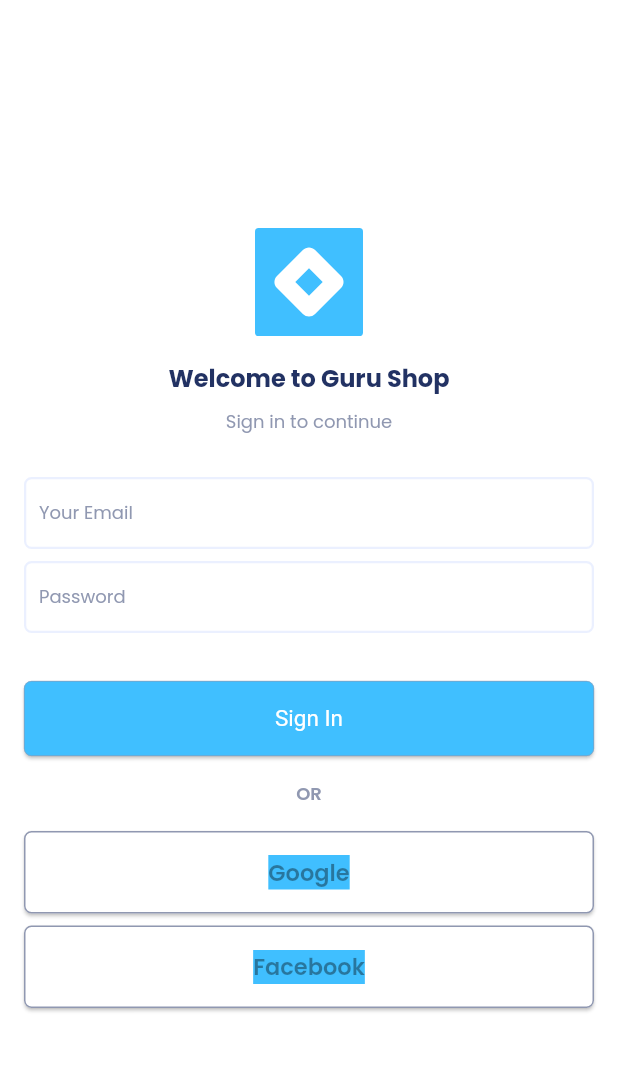
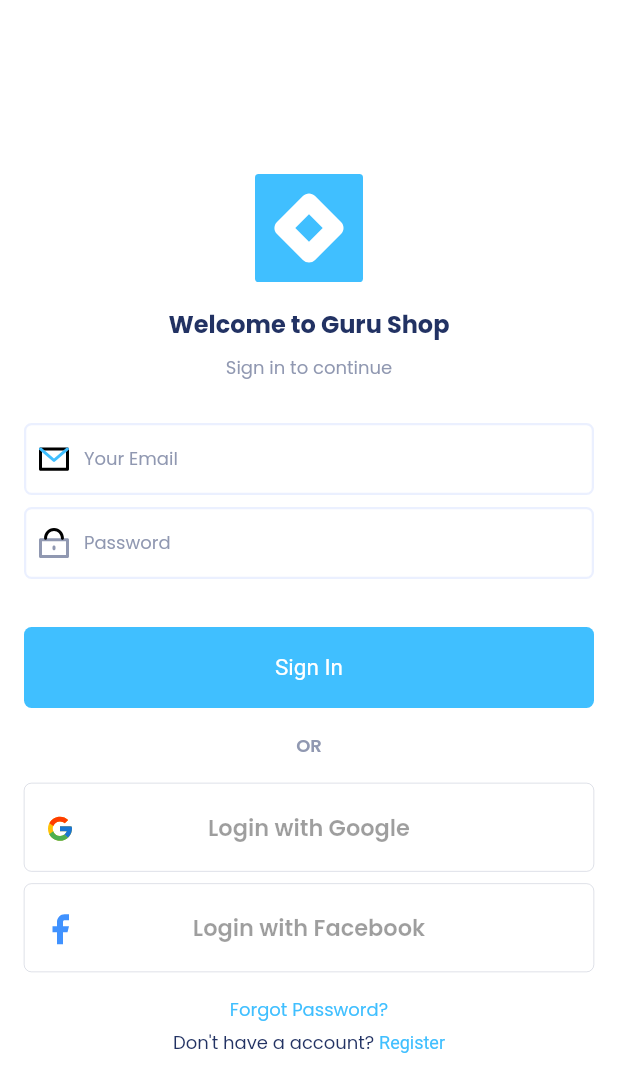
Before and after one commit to Erhaas/Guru_shop, a Flutter app: the screen it shows after launch, on a phone screen of 412 x 824 dp. Shown: the top 1092 px of the screen. Run offline on Flutter 3.47's test engine with Material 2 defaults, Android fonts, the phone set to English and light mode, and no system bars; our stand-ins replace auto_route, flutter_svg, get_it.

Commit message:
wip: login screen

```diff
--- a/lib/src/features/login/login_screen.dart
+++ b/lib/src/features/login/login_screen.dart
@@ -17,6 +17,7 @@ class LoginScreen extends StatelessWidget {
             Scaffold(
               backgroundColor: Theme.of(context).colorScheme.background,
               body: Center(
+                child: SingleChildScrollView(
                   child: Padding(
                     padding: const EdgeInsets.all(16.0),
                     child: Column(
@@ -37,14 +38,18 @@ class LoginScreen extends StatelessWidget {
                             style: Theme.of(context).textTheme.bodySmall,
                           ),
                         ),
-                      const Input(
+                        Input(
+                          prefixe: Assets.icons.messagesIcon
+                              .svg(width: 24, height: 24),
                           placeholder: 'Your Email',
                         ),
                         const SizedBox(
                           height: 8,
                         ),
-                      const Input(
+                        Input(
                           placeholder: 'Password',
+                          prefixe: Assets.icons.passwordIcon
+                              .svg(width: 24, height: 24),
                         ),
                         const Padding(
                             padding: EdgeInsets.symmetric(vertical: 16.0)),
@@ -68,7 +73,7 @@ class LoginScreen extends StatelessWidget {
                           child: Button(
                             textStyle: Theme.of(context).textTheme.bodyLarge,
                             prefix: Assets.icons.googleIcon.svg(),
-                          text: "Google",
+                            text: "Login with Google",
                           ),
                         ),
                         const Padding(
@@ -79,10 +84,38 @@ class LoginScreen extends StatelessWidget {
                           child: Button(
                             textStyle: Theme.of(context).textTheme.bodyLarge,
                             prefix: Assets.icons.facebookIcon.svg(),
-                          text: "Facebook",
+                            text: "Login with Facebook",
                           ),
                         ),
+                        Padding(
+                          padding: const EdgeInsets.only(top: 16.0),
+                          child: Text(
+                            'Forgot Password?',
+                            style: TextStyle(
+                                color: Theme.of(context).colorScheme.primary),
+                          ),
+                        ),
+                        Padding(
+                            padding: const EdgeInsets.symmetric(vertical: 4.0),
+                            child: RichText(
+                              text: TextSpan(
+                                text: "Don't have a account? ",
+                                style: Theme.of(context).textTheme.bodyMedium,
+                                children: <TextSpan>[
+                                  TextSpan(
+                                      text: 'Register',
+                                      style: TextStyle(
+                                          color: Theme.of(context)
+                                              .colorScheme
+                                              .primary)),
                                 ],
+                              ),
+                            )
+                            // style: TextStyle(
+                            //     color: Theme.of(context).colorScheme.primary)),
+                            )
+                      ],
+                    ),
                   ),
                 ),
               ),
--- a/lib/src/shared/components/button.dart
+++ b/lib/src/shared/components/button.dart
@@ -26,9 +26,9 @@ class Button extends StatelessWidget {
   Widget build(BuildContext context) {
     return ElevatedButton(
       style: ButtonStyle(
-          elevation: MaterialStateProperty.all(1.0),
+          // elevation: MaterialStateProperty.all(1.0),
           padding: MaterialStateProperty.all<EdgeInsets>(
-              const EdgeInsets.fromLTRB(12, 16, 12, 16)),
+              const EdgeInsets.symmetric(vertical: 18, horizontal: 12)),
           backgroundColor: MaterialStateProperty.all<Color>(
               bgColor ?? Theme.of(context).colorScheme.surface),
           textStyle: MaterialStateProperty.all<TextStyle>(textStyle ??
@@ -37,27 +37,29 @@ class Button extends StatelessWidget {
               RoundedRectangleBorder(
                   borderRadius: BorderRadius.circular(raduis),
                   side: BorderSide(
-                      width: bgColor == null ? 1 : 0.4,
-                      color: Theme.of(context).colorScheme.secondary)))),
+                      width: bgColor != null ? 0 : 0.2,
+                      color: bgColor != null
+                          ? Colors.transparent
+                          : Theme.of(context).colorScheme.secondary)))),
       onPressed: onPressed,
       child: SizedBox(
         child: Stack(
           children: [
-            if (prefix != null)
-              Positioned(
-                right: 0,
-                child: prefix!,
-              )
-            else
-              const Expanded(flex: 0, child: SizedBox()),
-            Container(
-              color: primaryBlue,
+            SizedBox(
+              width: double.maxFinite,
               child: Text(
                 text,
                 textAlign: TextAlign.center,
                 style: TextStyle(fontSize: textSize, color: color),
               ),
             ),
+            if (prefix != null)
+              Positioned(
+                left: 0,
+                child: prefix!,
+              )
+            else
+              const SizedBox(),
           ],
         ),
       ),
--- a/lib/src/shared/components/input.dart
+++ b/lib/src/shared/components/input.dart
@@ -25,14 +25,22 @@ class Input extends StatelessWidget {
   @override
   Widget build(BuildContext context) {
     return TextFormField(
+      focusNode: focusNode,
       onChanged: onChanged,
       style: Theme.of(context).textTheme.bodySmall,
       decoration: InputDecoration(
         floatingLabelBehavior: FloatingLabelBehavior.always,
         hintText: placeholder,
         suffixIconConstraints: const BoxConstraints(maxWidth: 50, minWidth: 20),
-        prefixIcon: prefixe,
-        suffixIcon: suffixe,
+        prefixIconConstraints: const BoxConstraints(maxWidth: 50, minWidth: 20),
+        prefixIcon: Padding(
+          padding: const EdgeInsets.all(8.0),
+          child: prefixe,
+        ),
+        suffixIcon: Padding(
+          padding: const EdgeInsets.all(8.0),
+          child: suffixe,
+        ),
       ),
       validator: validator,
     );
--- a/lib/src/shared/utils/theme/themes.dart
+++ b/lib/src/shared/utils/theme/themes.dart
@@ -51,7 +51,7 @@ ThemeData lightThemeCustom() {
               textStyle: MaterialStateProperty.all<TextStyle>(
                   const TextStyle(color: whiteColor)))),
       inputDecorationTheme: const InputDecorationTheme(
-          contentPadding: EdgeInsets.symmetric(vertical: 0, horizontal: 10),
+          contentPadding: EdgeInsets.symmetric(vertical: 0, horizontal: 15),
           fillColor: whiteColor,
           prefixIconColor: neuralGrey,
           suffixIconColor: neuralGrey,
```
Also changed, not shown: assets/icons/messages_icon.svg, assets/icons/password_icon.svg. Lines whose indentation alone changed are shown as unchanged.
